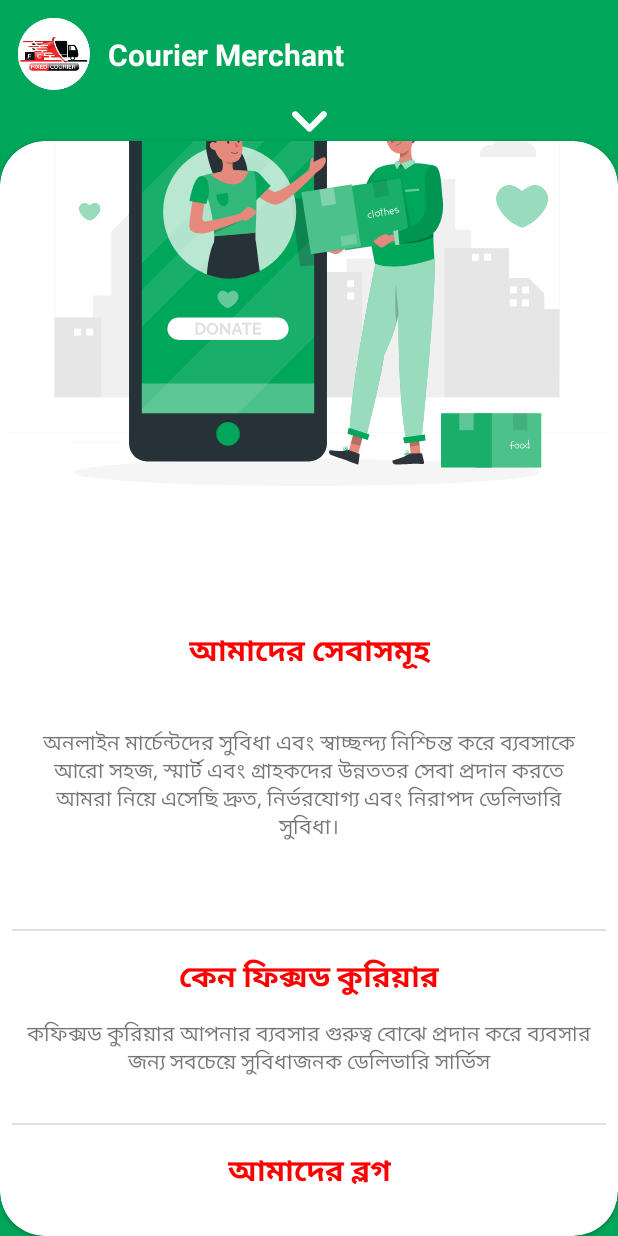
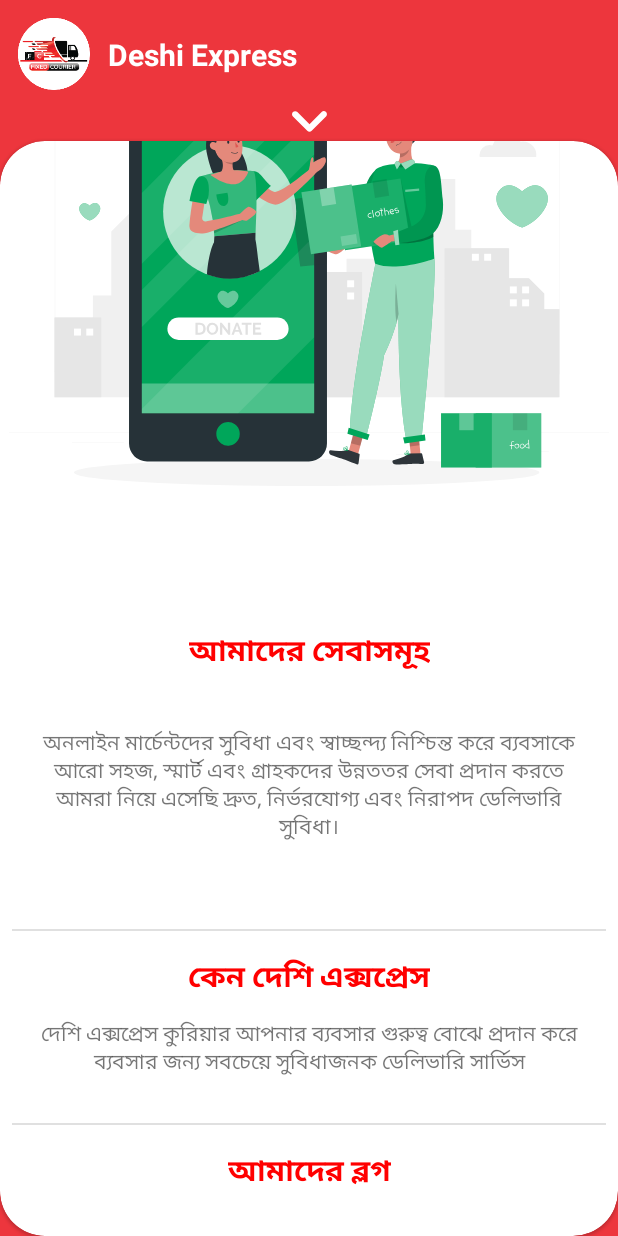
Before and after one commit to Ripat123/deshi_express, an Android app: the MainActivity screen opened directly, with no data from a screen before it, scrolled down 112 dp, on a phone screen of 412 x 824 dp. Run offline under Robolectric (Android 15) with nearby library versions, the phone set to English and light mode, and no system bars; our stand-ins replace Picasso, Volley; network calls fail; pictures from the network do not load; Roboto replaces fonts that are not available here.

Commit message:
30/11/21

```diff
--- a/app/src/main/java/com/sbitbd/deshi_express/Config/config.java
+++ b/app/src/main/java/com/sbitbd/deshi_express/Config/config.java
@@ -23,23 +23,23 @@ import java.util.Map;
 
 public class config {
 
-    public static final String TWO_DIMENSION = "https://fixedcourier.com/android/two_dms.php";
-    public static final String FILE_UPLOAD = "https://fixedcourier.com/android/parcel_file_upload.php?apicall=uploadpic";
-    public static final String TWELVE_DIMENSION = "https://fixedcourier.com/android/twelve_dms.php";
-    public static final String FOUR_DIMENSION = "https://fixedcourier.com/android/four_dms.php";
-    public static final String FIVE_DIMENSION = "https://fixedcourier.com/android/five_dms.php";
-    public static final String EIGHT_DIMENSION = "https://fixedcourier.com/android/eight_dms.php";
-    public static final String GET_ID = "https://fixedcourier.com/android/getID.php";
-    public static final String PASS_HASH = "https://fixedcourier.com/android/password_enc.php";
-    public static final String LOGIN = "https://fixedcourier.com/android/login.php";
-    public static final String INSERT = "https://fixedcourier.com/android/insert.php";
-    public static final String DATA = "https://fixedcourier.com/android/getData.php";
-    public static final String ARRAY_ADD = "https://fixedcourier.com/android/array_add.php";
-    public static final String SERVICES_IMG = "https://fixedcourier.com/";
-    public static final String HELP_IMG = "https://fixedcourier.com/public/frontend/img/help.png";
-    public static final String PROFILE = "https://fixedcourier.com/public/merchatDashboard/Profile/";
-    public static final String DELIVERY_ADDRESS_IMG = "https://fixedcourier.com/public/android/infoimg/";
-    public static final String LINK = "https://fixedzone.com/seller-register/";
+    public static final String TWO_DIMENSION = "https://deshiexpress.com/android/two_dms.php";
+    public static final String FILE_UPLOAD = "https://deshiexpress.com/android/parcel_file_upload.php?apicall=uploadpic";
+    public static final String TWELVE_DIMENSION = "https://deshiexpress.com/android/twelve_dms.php";
+    public static final String FOUR_DIMENSION = "https://deshiexpress.com/android/four_dms.php";
+    public static final String FIVE_DIMENSION = "https://deshiexpress.com/android/five_dms.php";
+    public static final String EIGHT_DIMENSION = "https://deshiexpress.com/android/eight_dms.php";
+    public static final String GET_ID = "https://deshiexpress.com/android/getID.php";
+    public static final String PASS_HASH = "https://deshiexpress.com/android/password_enc.php";
+    public static final String LOGIN = "https://deshiexpress.com/android/login.php";
+    public static final String INSERT = "https://deshiexpress.com/android/insert.php";
+    public static final String DATA = "https://deshiexpress.com/android/getData.php";
+    public static final String ARRAY_ADD = "https://deshiexpress.com/android/array_add.php";
+    public static final String SERVICES_IMG = "https://deshiexpress.com/";
+    public static final String HELP_IMG = "https://deshiexpress.com/public/frontend/img/help.png";
+    public static final String PROFILE = "https://deshiexpress.com/public/merchatDashboard/Profile/";
+    public static final String DELIVERY_ADDRESS_IMG = "https://deshiexpress.com/public/android/infoimg/";
+    public static final String LINK = "https://deshiexpress.com/seller-register/";
     public static final String ID = "id";
     public static final String RESULT = "result";
     public static final String QUERY = "query";
--- a/app/src/main/res/values/colors.xml
+++ b/app/src/main/res/values/colors.xml
@@ -10,8 +10,8 @@
     <color name="normDark">#292929</color>
     <!--    <color name="main_color">#7E0EFF</color>-->
     <color name="main_color_old">#3B70E6</color>
-    <color name="main_color">#00A65A</color>
-    <color name="deep_main">#009551</color>
+    <color name="main_color">#ED363D</color>
+    <color name="deep_main">#E4262D</color>
     <color name="deep_main_old">#004FFF</color>
     <color name="red">#FF0000</color>
     <color name="gray">#412196F3</color>
--- a/app/src/main/res/values/strings.xml
+++ b/app/src/main/res/values/strings.xml
@@ -1,5 +1,5 @@
 <resources>
-    <string name="app_name">Courier Merchant</string>
+    <string name="app_name">Deshi Express</string>
     <string name="login">Login</string>
     <string name="registration">Registration</string>
     <string name="about_us">About Us</string>
@@ -8,11 +8,11 @@
     <string name="suggestions">Suggestions</string>
     <string name="more">…</string>
     <string name="top_title">আমাদের সেবাসমূহ</string>
-    <string name="why_t">কেন ফিক্সড কুরিয়ার</string>
+    <string name="why_t">কেন দেশি এক্সপ্রেস</string>
     <string name="blog_t">আমাদের ব্লগ</string>
     <string name="top_details">অনলাইন মার্চেন্টদের সুবিধা এবং স্বাচ্ছন্দ্য নিশ্চিন্ত করে ব্যবসাকে আরো সহজ, স্মার্ট এবং গ্রাহকদের উন্নততর
 সেবা প্রদান করতে আমরা নিয়ে এসেছি দ্রুত, নির্ভরযোগ্য এবং নিরাপদ ডেলিভারি সুবিধা।</string>
-    <string name="why_details">কফিক্সড কুরিয়ার আপনার ব্যবসার গুরুত্ব বোঝে প্রদান করে ব্যবসার জন্য সবচেয়ে সুবিধাজনক ডেলিভারি সার্ভিস</string>
+    <string name="why_details">দেশি এক্সপ্রেস কুরিয়ার আপনার ব্যবসার গুরুত্ব বোঝে প্রদান করে ব্যবসার জন্য সবচেয়ে সুবিধাজনক ডেলিভারি সার্ভিস</string>
     <string name="developed_by_skill_based_it">Developed by Skill Based IT</string>
     <string name="name">Name</string>
     <string name="phone_number">Phone Number:</string>
@@ -111,7 +111,9 @@
     <string name="edit_more_txt">* If you want to edit more details, then you can go this location.</string>
     <string name="drawer_menu_settings"><![CDATA[Drawer Menu > Settings]]></string>
     <string name="details">Details</string>
-    <string name="support_text">ফিক্সড কুরিয়ার ডেলিভারি সার্ভিস সম্পর্কিত যে কোনও সমস্যার সমাধানের জন্য আমাদের কল সেন্টারে কল করুন। আমরা গ্রাহকদের সর্বোত্তম সেবা প্রদানের লক্ষ্যে ২৪/৭ ঘন্টা সার্পোট দিয়ে থাকি। ফিক্সড কুরিয়ার সার্পোট টিম সর্বদা গ্রাহকের যে কোন সমস্য অল্প সময়ের মধ্যে সমাধান করে, গ্রাহককে নিশ্চিত করেন। ২৪/৭ হেল্প ডেস্ক-018XX XXX XXX service@fixedcourier.com.bd</string>
+    <string name="support_text">দেশি এক্সপ্রেস কুরিয়ার ডেলিভারি সার্ভিস সম্পর্কিত যে কোনও সমস্যার সমাধানের জন্য আমাদের কল
+        সেন্টারে কল করুন। আমরা গ্রাহকদের সর্বোত্তম সেবা প্রদানের লক্ষ্যে ২৪/৭ ঘন্টা সার্পোট দিয়ে থাকি। দেশি এক্সপ্রেস কুরিয়ার সার্পোট টিম
+        সর্বদা গ্রাহকের যে কোন সমস্য অল্প সময়ের মধ্যে সমাধান করে, গ্রাহককে নিশ্চিত করেন। ২৪/৭ হেল্প ডেস্ক-01818214141 deshiexpress22@gmail.com</string>
     <string name="show">Show</string>
     <string name="regular">Regular Day</string>
     <string name="customer_invoice">Customer Invoice</string>
@@ -150,9 +152,9 @@
     <string name="invoice_update">Invoice Update</string>
     <string name="click">seller registration</string>
     <string name="latest_parcel">Latest Parcel</string>
-    <string name="office_address">2nd floor jatrabari dhaka 1204</string>
-    <string name="office_phone">01758956666</string>
-    <string name="office_site">www.fixedcourier.com</string>
+    <string name="office_address">4/9/B Iqbal Road,Mohammadpur,Dhaka-1207</string>
+    <string name="office_phone">01818214141</string>
+    <string name="office_site">www.deshiexpress.com</string>
     <string name="ship_to">Ship To</string>
     <string name="payment_details">PAYMENT DETAILS</string>
     <string name="total_ammount_delivered">Total Amount Delivered</string>
```
Also changed, not shown: app/src/main/res/drawable/logo.jpg (added), app/src/main/res/drawable/logo.png (deleted).
